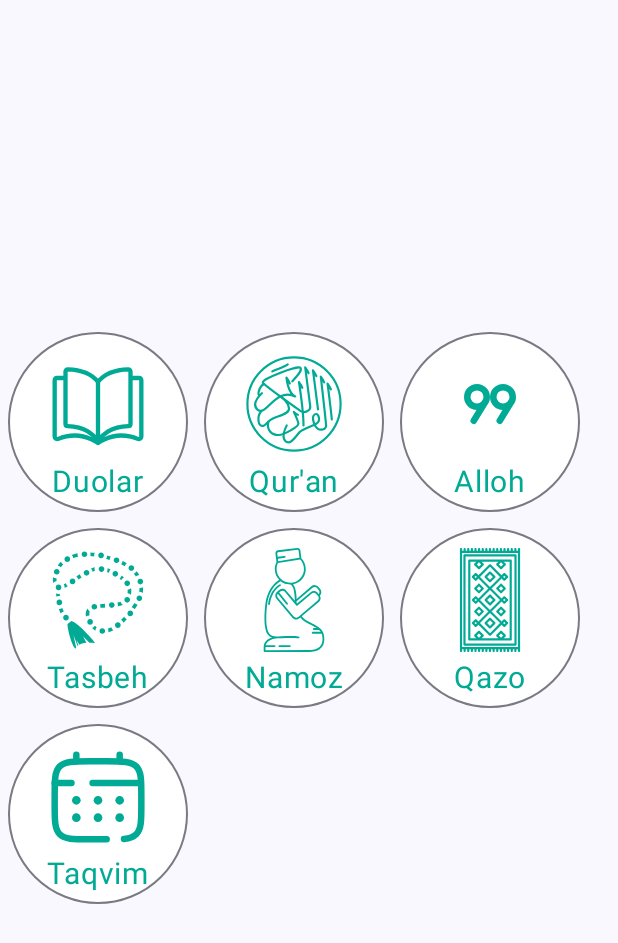
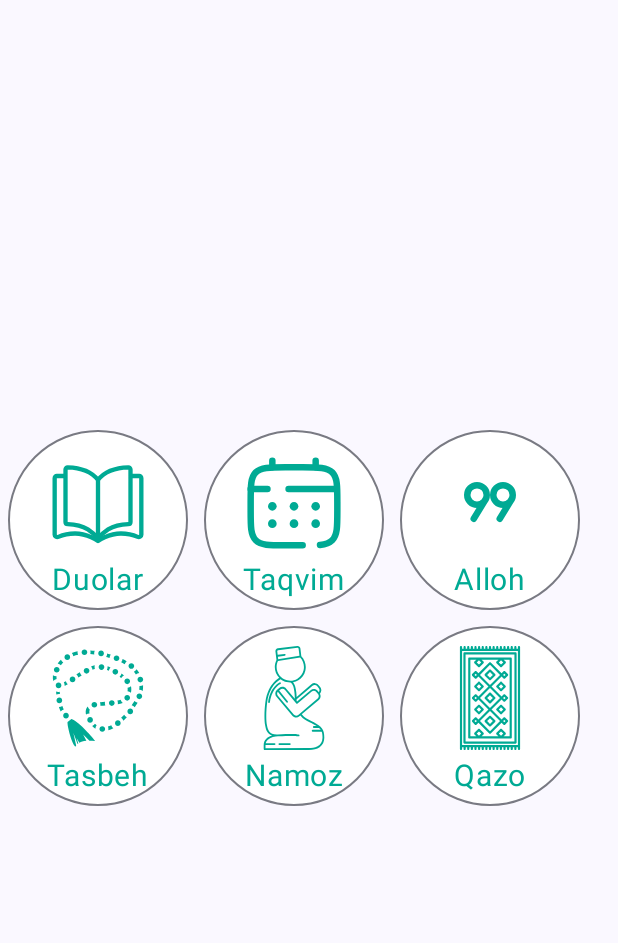
Before and after one commit to Developer-Mustafo/Muslim_calendar, an Android app built with Jetpack Compose: the composable Bottom shown on its own in the app's theme, on a phone screen of 412 x 824 dp. Shown: the top 943 px of the screen. Run offline under Robolectric (Android 15) with nearby library versions, the phone set to English and light mode, and no system bars; 2 statements that could not run were skipped.

Commit message:
remove Quran

```diff
--- a/app/src/main/java/uz/coder/muslimcalendar/screen/HomeScreen.kt
+++ b/app/src/main/java/uz/coder/muslimcalendar/screen/HomeScreen.kt
@@ -194,8 +194,8 @@ fun Bottom(
             MainButton(resId = R.drawable.book, text = stringResource(R.string.blessing)) {
 
             }
-            MainButton(resId = R.drawable.quran, text = stringResource(R.string.quran)) {
-
+            MainButton(resId = R.drawable.calendar, text = stringResource(R.string.calendar)) {
+                controller.navigate(Calendar.route)
             }
             MainButton(resId = R.drawable.nine_nine, text = stringResource(R.string.allah)) {
                 controller.navigate(AllahName.route)
@@ -212,11 +212,6 @@ fun Bottom(
                 controller.navigate(Qazo.route)
             }
         }
-        Row(modifier = modifier.fillMaxWidth()) {
-            MainButton(resId = R.drawable.calendar, text = stringResource(R.string.calendar)) {
-                controller.navigate(Calendar.route)
-            }
-        }
     }
 
 }
--- a/app/src/main/res/drawable/quran.xml
+++ /dev/null
@@ -1,25 +0,0 @@
-<vector xmlns:android="http://schemas.android.com/apk/res/android" android:height="20dp" android:viewportHeight="48" android:viewportWidth="48" android:width="20dp">
-
-    <path android:fillColor="#00000000" android:pathData="m23.224,13.542c2.495,-2.86 4.766,-5.131 3.701,-6.28s-18.312,5.253 -17.339,6.925c0.58,0.996 15.989,12.179 17.508,13.078 1.786,1.056 4.653,-0.181 4.401,-2.143s-2.327,-18.012 -2.327,-18.012c0,0 1.178,1.582 1.542,2.675" android:strokeColor="#013220" android:strokeLineCap="round" android:strokeLineJoin="round" android:strokeWidth="1"/>
-
-    <path android:fillColor="#00000000" android:pathData="m35.084,26.507c-0.252,-1.963 -2.327,-18.012 -2.327,-18.012 0,0 1.178,1.582 1.542,2.675" android:strokeColor="#013220" android:strokeLineCap="round" android:strokeLineJoin="round" android:strokeWidth="1"/>
-
-    <path android:fillColor="#00000000" android:pathData="m28.383,33.869c0,-6.218 -2.089,-20.01 -2.089,-20.01 0,0 1.178,1.582 1.542,2.675" android:strokeColor="#013220" android:strokeLineCap="round" android:strokeLineJoin="round" android:strokeWidth="1"/>
-
-    <path android:fillColor="#00000000" android:pathData="m22.071,14.547c-0.364,-1.094 -1.542,-2.675 -1.542,-2.675 0,0 0.593,7.208 4.041,8.638 -9.246,-4.479 -13.647,10.178 -17.642,5.888 -2.851,-3.061 2.271,-7.36 2.271,-7.36" android:strokeColor="#013220" android:strokeLineCap="round" android:strokeLineJoin="round" android:strokeWidth="1"/>
-
-    <path android:fillColor="#00000000" android:pathData="m37.916,14.03c-0.364,-1.094 -1.542,-2.675 -1.542,-2.675 0,0 2.026,17.895 2.458,22.514 0.206,2.201 -3.874,3.21 -5.388,-0.491s-0.126,-4.752 0.799,-4.752 2.439,3.084 0,4.514 -6.505,2.467 -7.738,3.897 -3.392,4.71 -4.822,4.71 -4.234,-1.542 -1.037,-7.878" android:strokeColor="#013220" android:strokeLineCap="round" android:strokeLineJoin="round" android:strokeWidth="1"/>
-
-    <path android:fillColor="#00000000" android:pathData="m41.449,31.149c-0.252,-3.28 -1.963,-16.57 -1.963,-16.57 0,0 1.178,1.582 1.542,2.675" android:strokeColor="#013220" android:strokeLineCap="round" android:strokeLineJoin="round" android:strokeWidth="1"/>
-
-    <path android:fillColor="#00000000" android:pathData="m13.993,8.944c1.724,-1.072 5.278,-1.745 7.128,-3.196" android:strokeColor="#013220" android:strokeLineCap="round" android:strokeLineJoin="round" android:strokeWidth="1"/>
-
-    <path android:fillColor="#00000000" android:pathData="m8.981,27.193c-2.299,2.526 -1.654,7.657 1.037,6.816 1.005,-0.314 2.215,-2.405 4.234,-3.308 3.387,-1.516 7.719,-2.289 7.458,-4.71 -0.336,-3.126 -3.336,-4.945 -3.336,-4.945" android:strokeColor="#013220" android:strokeLineCap="round" android:strokeLineJoin="round" android:strokeWidth="1"/>
-
-    <path android:fillColor="#00000000" android:pathData="m25.818,29.019c-1.437,-0.634 -1.906,-1.367 -1.906,-1.367 1.164,2.601 2.061,4.185 2.089,5.433s-6.406,5.236 -9.168,5.236c-3.217,0 -5.571,-2.312 -4.657,-6.15" android:strokeColor="#013220" android:strokeLineCap="round" android:strokeLineJoin="round" android:strokeWidth="1"/>
-
-    <path android:fillColor="#00000000" android:pathData="m10.135,14.735c-2.114,0.98 -3.425,5.617 -1.813,5.149" android:strokeColor="#013220" android:strokeLineCap="round" android:strokeLineJoin="round" android:strokeWidth="1"/>
-
-    <path android:fillColor="#00000000" android:pathData="M24,24m-21.5,0a21.5,21.5 0,1 1,43 0a21.5,21.5 0,1 1,-43 0" android:strokeColor="#013220" android:strokeLineCap="round" android:strokeLineJoin="round" android:strokeWidth="1"/>
-
-</vector>
```
